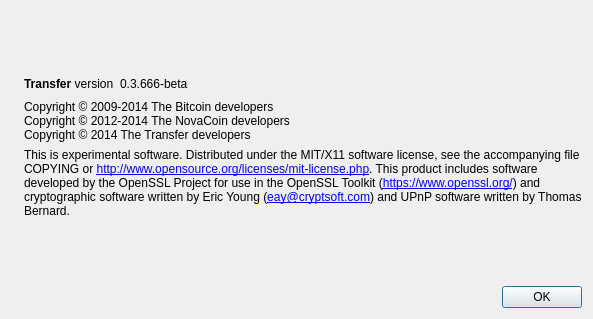
Before: the Qt Designer form src/qt/forms/aboutdialog.ui in transferdev/Transfercoin, drawn with Qt 5.
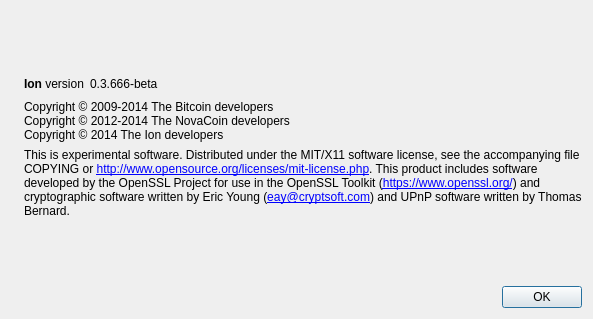
After: the same form once the commit is applied. Icons and pictures are not drawn.

Diff of the .ui file:
```diff
--- a/src/qt/forms/aboutdialog.ui
+++ b/src/qt/forms/aboutdialog.ui
@@ -50,7 +50,7 @@
           <cursorShape>IBeamCursor</cursorShape>
          </property>
          <property name="text">
-          <string>&lt;b&gt;Transfer&lt;/b&gt; version</string>
+          <string>&lt;b&gt;Ion&lt;/b&gt; version</string>
          </property>
          <property name="textInteractionFlags">
           <set>Qt::LinksAccessibleByMouse|Qt::TextSelectableByKeyboard|Qt::TextSelectableByMouse</set>
@@ -93,7 +93,7 @@
        <property name="text">
         <string>Copyright © 2009-2014 The Bitcoin developers
 Copyright © 2012-2014 The NovaCoin developers
-Copyright © 2014 The Transfer developers</string>
+Copyright © 2014 The Ion developers</string>
        </property>
        <property name="textInteractionFlags">
         <set>Qt::LinksAccessibleByMouse|Qt::TextSelectableByKeyboard|Qt::TextSelectableByMouse</set>
```
Left out of the diff: 2 changed lines with no effect on the pictures.
